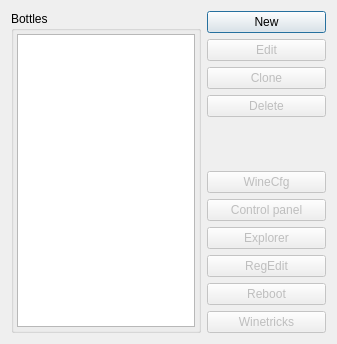
sr-tream/WineBottle, file wbsettings.ui: the form before one commit.
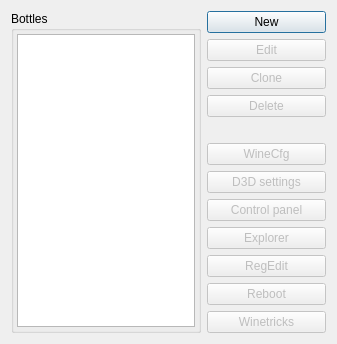
The form after the commit.

Commit message: Add Direct3D Settings

```diff
--- a/wbsettings.ui
+++ b/wbsettings.ui
@@ -85,6 +85,16 @@
          </property>
         </widget>
        </item>
+       <item>
+        <widget class="QPushButton" name="bottle_d3dsettings">
+         <property name="enabled">
+          <bool>false</bool>
+         </property>
+         <property name="text">
+          <string>D3D settings</string>
+         </property>
+        </widget>
+       </item>
        <item>
         <widget class="QPushButton" name="bottle_cp">
          <property name="enabled">
```
The commit also changes 6 other files.
